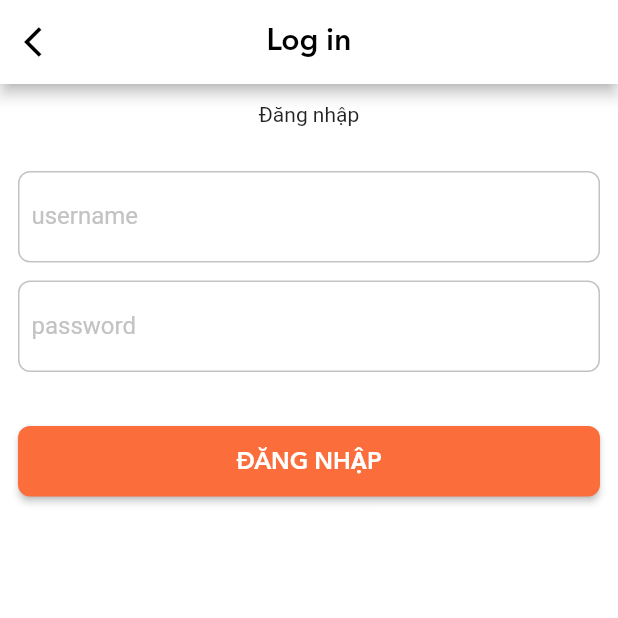
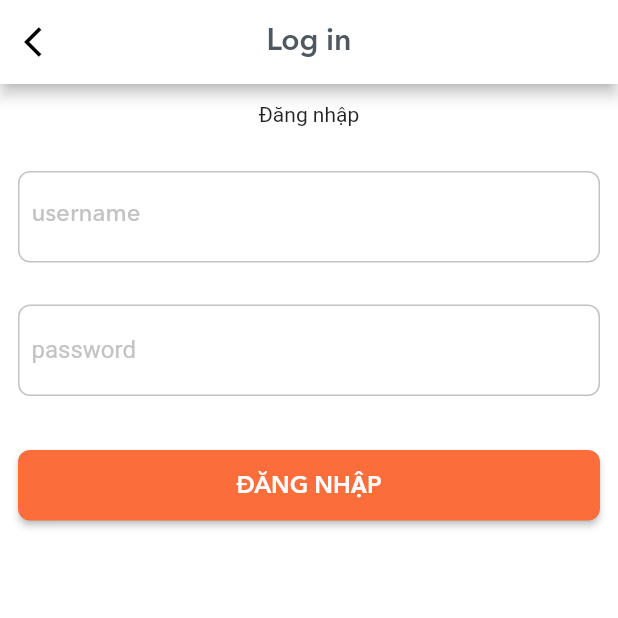
Before and after one commit to Foodedu/app, a Flutter app: the screen it shows after launch, on a phone screen of 412 x 824 dp, the top half of it. Run offline on Flutter 3.47's test engine with Material 2 defaults, Android fonts, the phone set to English and light mode, and no system bars; drawn by our look-alikes of keyboard_dismisser; our stand-ins replace bloc, cached_network_image, dio, flutter_bloc, flutter_svg, fluttertoast and 3 more; missing offline and left inert: dio_http_cache; Roboto replaces fonts that are missing (Georgia); project files that could hold a hidden picture were left out.

Commit message:
clean code

```diff
--- a/lib/app.dart
+++ b/lib/app.dart
@@ -1,13 +1,13 @@
 import 'package:flutter/material.dart';
 import 'package:flutter_bloc/flutter_bloc.dart';
 import 'package:get/get.dart';
-import 'themes/themes.dart';
 
 import 'data/repository/authen_repository.dart';
 import 'modules/account/setting_screen.dart';
-import 'modules/splash/splash.dart';
 import 'modules/authentication/bloc/authentication_bloc.dart';
 import 'modules/login/login_screen.dart';
+import 'modules/splash/splash.dart';
+import 'themes/themes.dart';
 import 'utils/pref.dart';
 
 class MyApp extends StatelessWidget {
--- a/lib/common/widgets/app_bar_widget.dart
+++ b/lib/common/widgets/app_bar_widget.dart
@@ -1,7 +1,9 @@
 import 'package:flutter/material.dart';
 import 'package:flutter_svg/svg.dart';
-import 'package:food/themes/styles_text.dart';
 import 'package:get/get.dart';
+
+import '../../themes/app_colors.dart';
+import '../../themes/styles_text.dart';
 
 class AppBarWidget extends StatefulWidget implements PreferredSizeWidget {
   final String title;
@@ -12,7 +14,7 @@ class AppBarWidget extends StatefulWidget implements PreferredSizeWidget {
   final void Function() onMainActionPressed;
   const AppBarWidget({
     this.title,
-    this.isShowBack = false,
+    this.isShowBack = true,
     this.onBackButtonPressed,
     this.isShowMainAction = false,
     this.iconBackButton,
@@ -35,7 +37,7 @@ class _AppBarWidgetState extends State<AppBarWidget> {
         centerTitle: true,
         title: Text(
           widget.title ?? '',
-          style: StylesText.title2,
+          style: StylesText.title2.copyWith(color: AppColors.neutral1),
         ),
         leading: widget.isShowBack
             ? IconButton(
--- a/lib/common/widgets/ghost_button_widget.dart
+++ b/lib/common/widgets/ghost_button_widget.dart
@@ -1,6 +1,7 @@
 import 'package:flutter/material.dart';
-import 'package:food/themes/app_colors.dart';
-import 'package:food/themes/styles_text.dart';
+
+import '../../themes/app_colors.dart';
+import '../../themes/styles_text.dart';
 
 class GostButtonWidget extends StatelessWidget {
   final String title;
--- a/lib/common/widgets/password_text_form_field_widget.dart
+++ b/lib/common/widgets/password_text_form_field_widget.dart
@@ -1,5 +1,6 @@
 import 'package:flutter/material.dart';
-import 'package:food/themes/app_colors.dart';
+
+import '../../themes/app_colors.dart';
 
 enum PasswordTextFieldStatus { normal, showPassword, hidePassword, invalid }
 
@@ -8,14 +9,12 @@ class PasswordFormFieldWidget extends StatefulWidget {
   final Function(String) validator;
   final Function(String) onFieldSubmitted;
   final String hint;
-  final String label;
   final FocusNode focusNode;
   final TextInputType keyboardType;
   final TextInputAction textInputAction;
   const PasswordFormFieldWidget({
     @required this.controller,
     @required this.hint,
-    @required this.label,
     this.validator,
     this.onFieldSubmitted,
     this.focusNode,
@@ -74,7 +73,7 @@ class _PasswordFormFieldWidgetState extends State<PasswordFormFieldWidget> {
               decoration: InputDecoration(
                   errorStyle: TextStyle(fontSize: 0, height: 0),
                   hintText: widget.hint,
-                  labelText: widget.label,
+                  labelText: widget.hint,
                   suffixIcon: _suffixIcon,
                   border: InputBorder.none),
               keyboardType: widget.keyboardType ?? TextInputType.text,
--- a/lib/common/widgets/primary_button_widget.dart
+++ b/lib/common/widgets/primary_button_widget.dart
@@ -1,6 +1,6 @@
 import 'package:flutter/material.dart';
-import 'package:food/themes/app_colors.dart';
-import 'package:food/themes/styles_text.dart';
+import '../../themes/app_colors.dart';
+import '../../themes/styles_text.dart';
 
 class PrimaryButtonWidget extends StatelessWidget {
   final String title;
--- a/lib/common/widgets/secondary_button_widget.dart
+++ b/lib/common/widgets/secondary_button_widget.dart
@@ -1,6 +1,7 @@
 import 'package:flutter/material.dart';
-import 'package:food/themes/app_colors.dart';
-import 'package:food/themes/styles_text.dart';
+
+import '../../themes/app_colors.dart';
+import '../../themes/styles_text.dart';
 
 class SecondaryButtonWidget extends StatelessWidget {
   final String title;
--- a/lib/common/widgets/text_form_field_widget.dart
+++ b/lib/common/widgets/text_form_field_widget.dart
@@ -1,5 +1,6 @@
 import 'package:flutter/material.dart';
-import 'package:food/themes/app_colors.dart';
+import '../../themes/app_colors.dart';
+import '../../themes/styles_text.dart';
 
 enum TextFieldStatus { normal, valid, invalid }
 
@@ -8,14 +9,12 @@ class TextFormFieldWidget extends StatefulWidget {
   final Function(String) onFieldSubmitted;
   final Function(String) validator;
   final String hint;
-  final String label;
   final FocusNode focusNode;
   final TextInputType keyboardType;
   final TextInputAction textInputAction;
   const TextFormFieldWidget({
     @required this.controller,
     @required this.hint,
-    @required this.label,
     this.validator,
     this.onFieldSubmitted,
     this.focusNode,
@@ -31,7 +30,6 @@ class _TextFormFieldWidgetState extends State<TextFormFieldWidget> {
   TextFieldStatus status = TextFieldStatus.normal;
   Color _borderColor = AppColors.neutral4;
   Widget _suffixIcon = SizedBox();
-  Widget _errorMessageWidget = SizedBox();
   String _errorMessage = '';
   FocusNode _focusNode;
   bool _isChangeLabelColor = false;
@@ -72,9 +70,12 @@ class _TextFormFieldWidgetState extends State<TextFormFieldWidget> {
               decoration: InputDecoration(
                   errorStyle: TextStyle(fontSize: 0, height: 0),
                   hintText: widget.hint,
-                  labelText: widget.label,
+                  hintStyle:
+                      StylesText.body1.copyWith(color: AppColors.neutral2),
+                  labelText: widget.hint,
                   suffixIcon: _suffixIcon,
                   border: InputBorder.none),
+              style: StylesText.body1.copyWith(color: AppColors.neutral1),
               keyboardType: widget.keyboardType ?? TextInputType.text,
               textInputAction: widget.textInputAction ?? TextInputAction.done,
               controller: widget.controller,
@@ -87,13 +88,20 @@ class _TextFormFieldWidgetState extends State<TextFormFieldWidget> {
           SizedBox(
             height: 4,
           ),
-          _errorMessageWidget
+          Padding(
+            padding: const EdgeInsets.only(left: 8.0, right: 8),
+            child: Text(
+              _errorMessage ?? '',
+              style: TextStyle(color: AppColors.semantic2),
+            ),
+          )
         ],
       ),
     );
   }
 
   String onValidator(String value) {
+    if (widget.validator == null) return null;
     _errorMessage = widget.validator(value);
     if (_errorMessage != null) {
       status = TextFieldStatus.invalid;
@@ -111,7 +119,6 @@ class _TextFormFieldWidgetState extends State<TextFormFieldWidget> {
       case TextFieldStatus.valid:
         _borderColor = AppColors.semantic1;
         _suffixIcon = Icon(Icons.check);
-        _errorMessageWidget = SizedBox();
         break;
       case TextFieldStatus.invalid:
         _borderColor = AppColors.semantic2;
@@ -119,18 +126,10 @@ class _TextFormFieldWidgetState extends State<TextFormFieldWidget> {
           Icons.close,
           color: AppColors.semantic2,
         );
-        _errorMessageWidget = Padding(
-          padding: const EdgeInsets.only(left: 8.0, right: 8),
-          child: Text(
-            _errorMessage ?? '',
-            style: TextStyle(color: AppColors.semantic2),
-          ),
-        );
         break;
       default:
         _borderColor = AppColors.neutral4;
         _suffixIcon = SizedBox();
-        _errorMessageWidget = SizedBox();
     }
   }
 }
--- a/lib/modules/login/login_form.dart
+++ b/lib/modules/login/login_form.dart
@@ -1,15 +1,13 @@
 import 'package:flutter/material.dart';
 import 'package:flutter_bloc/flutter_bloc.dart';
-import 'package:food/common/widgets/password_text_form_field_widget.dart';
-import 'package:food/common/widgets/primary_button_widget.dart';
-import 'package:food/common/widgets/ghost_button_widget.dart';
-import 'package:food/common/widgets/secondary_button_widget.dart';
-import 'package:food/common/widgets/text_form_field_widget.dart';
+import 'package:food/utils/helpers.dart';
 import 'package:keyboard_dismisser/keyboard_dismisser.dart';
 
+import '../../common/widgets/password_text_form_field_widget.dart';
+import '../../common/widgets/primary_button_widget.dart';
+import '../../common/widgets/text_form_field_widget.dart';
 import '../../common/widgets/utils.dart';
 import '../../data/repository/authen_repository.dart';
-import '../../themes/styles_text.dart';
 import '../../utils/validators.dart';
 import '../authentication/bloc/authentication_bloc.dart';
 import 'bloc/login_bloc.dart';
@@ -65,7 +63,6 @@ class _LoginFormState extends State<LoginForm> {
                 focusNode: _usernameFocus,
                 textInputAction: TextInputAction.next,
                 hint: 'username',
-                label: 'username',
                 validator: (value) {
                   return Validators.validateNotNullOrEmpty(
                     value,
@@ -84,7 +81,6 @@ class _LoginFormState extends State<LoginForm> {
                 controller: _passwordTextController,
                 focusNode: _passwordFocus,
                 hint: 'password',
-                label: 'password',
                 validator: (value) {
                   return Validators.validateNotNullOrEmpty(
                     value,
@@ -113,10 +109,7 @@ class _LoginFormState extends State<LoginForm> {
   void _onSubmitted() async {
     if (_formKey.currentState.validate()) {
       _formKey.currentState.save();
-      var currentFocus = FocusScope.of(context);
-      if (!currentFocus.hasPrimaryFocus) {
-        currentFocus.unfocus();
-      }
+      Helpers.hideKeyboard(context);
       try {
         BlocProvider.of<LoginBloc>(context).add(LoginSubmitted(
             username: _usernameTextController.text,
--- a/lib/modules/login/login_screen.dart
+++ b/lib/modules/login/login_screen.dart
@@ -1,6 +1,6 @@
 import 'package:flutter/material.dart';
 import 'package:flutter_bloc/flutter_bloc.dart';
-import 'package:food/common/widgets/app_bar_widget.dart';
+import '../../common/widgets/app_bar_widget.dart';
 import '../../data/repository/authen_repository.dart';
 import 'package:keyboard_dismisser/keyboard_dismisser.dart';
 
--- /dev/null
+++ b/lib/utils/helpers.dart
@@ -0,0 +1,10 @@
+import 'package:flutter/material.dart';
+
+class Helpers {
+  static void hideKeyboard(BuildContext context) {
+    var currentFocus = FocusScope.of(context);
+    if (!currentFocus.hasPrimaryFocus) {
+      currentFocus.unfocus();
+    }
+  }
+}
```
Also changed, not shown: lib/modules/account/setting_screen.dart (+14 -8 lines), lib/modules/profile_info_edit/profile_info_edit_screen.dart (added, +190 -0 lines).
